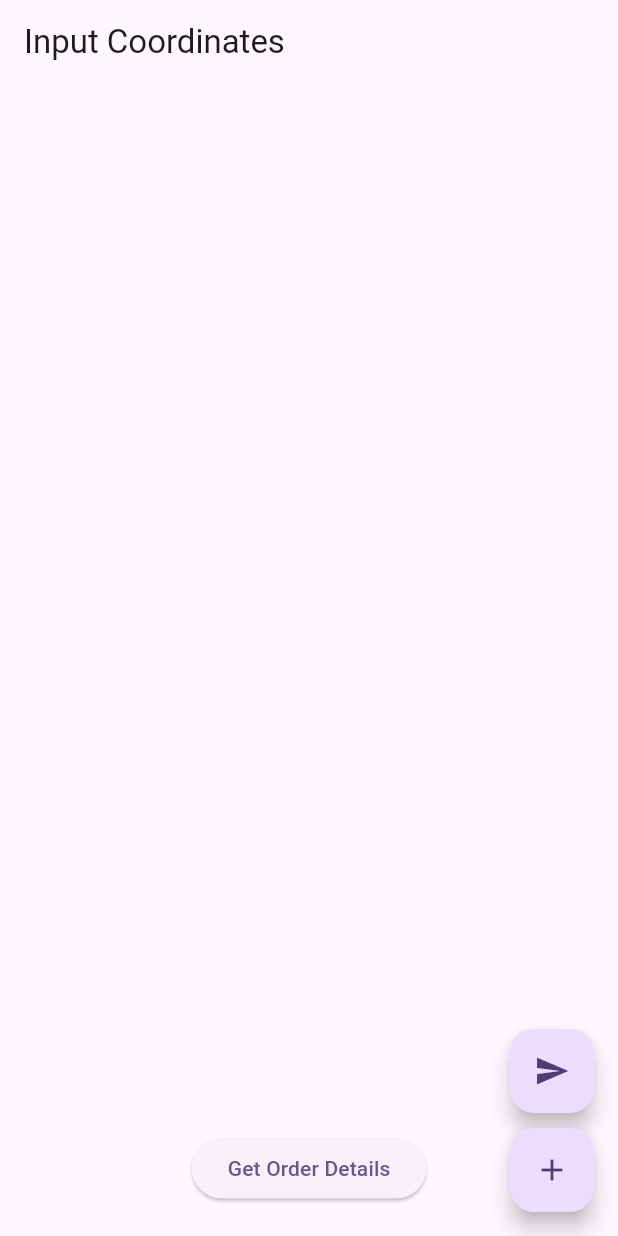
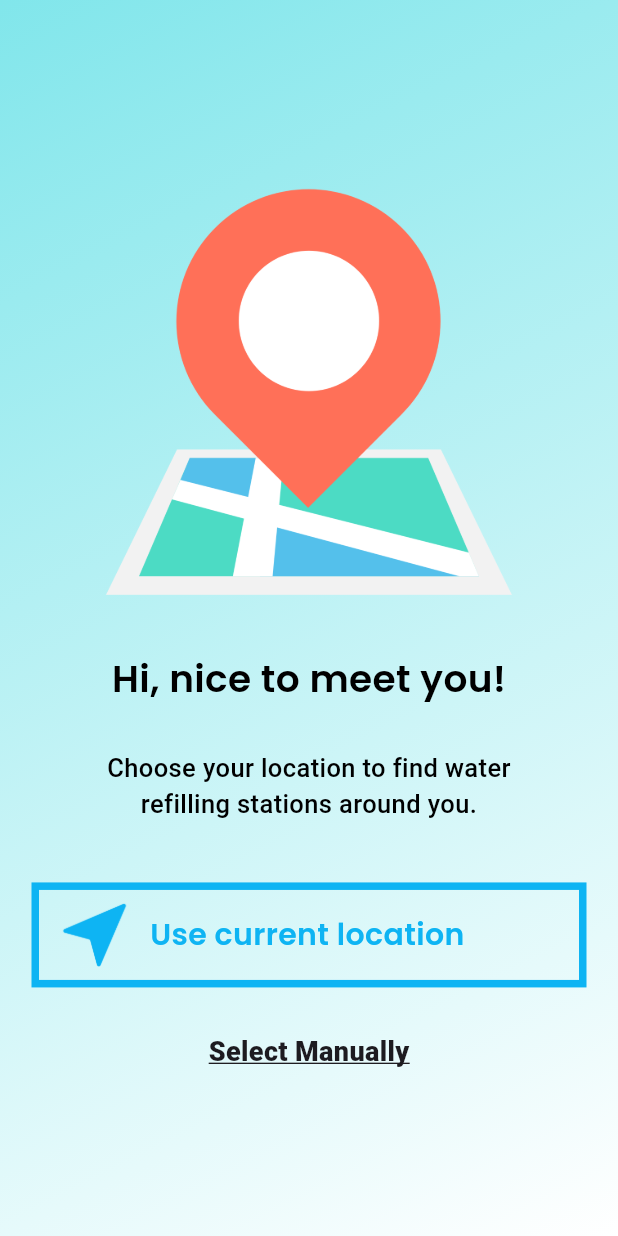
Before and after one commit to cifarisu/aquapro, a Flutter app: the screen it shows after launch, on a phone screen of 412 x 824 dp. Run offline on Flutter 3.47's test engine with Material 3 defaults, Android fonts, the phone set to English and light mode, and no system bars; our stand-ins replace cloud_firestore, datetime_picker_formfield, firebase_auth, firebase_core, flutter_svg, google_maps_flutter and 1 more; missing offline and left inert: flutter_polyline_points; accounts and stored records are empty; Roboto replaces fonts that are missing (Times New Roman).

Commit message:
added choose location page

```diff
--- a/lib/main.dart
+++ b/lib/main.dart
@@ -1,3 +1,4 @@
+import 'package:aquapro/pages/choose_location.dart';
 import 'package:aquapro/pages/front_page.dart';
 import 'package:aquapro/pages/home.dart';
 import 'package:aquapro/pages/login.dart';
@@ -49,7 +50,7 @@ class MyApp extends StatelessWidget {
           colorScheme: ColorScheme.fromSeed(seedColor: Colors.deepPurple),
           useMaterial3: true,
         ),
-        home: InputCoordinatesPage()
+        home: chooseLocation()
     );
   }
 }
--- /dev/null
+++ b/lib/pages/choose_location.dart
@@ -0,0 +1,125 @@
+// ignore_for_file: prefer_const_constructors
+
+import "package:aquapro/pages/home.dart";
+import "package:aquapro/pages/login.dart";
+import "package:aquapro/pages/signup.dart";
+import "package:aquapro/widget/widget_support.dart";
+import "package:flutter/material.dart";
+
+class chooseLocation extends StatefulWidget {
+  const chooseLocation({super.key});
+
+  @override
+  State<chooseLocation> createState() => _chooseLocationState();
+}
+
+class _chooseLocationState extends State<chooseLocation> {
+  @override
+  Widget build(BuildContext context) {
+    return Scaffold(
+      body: Container(
+        width: MediaQuery.of(context).size.width,
+        height: MediaQuery.of(context).size.height,
+        decoration: const BoxDecoration(
+          gradient: LinearGradient(
+              begin: Alignment.topLeft,
+              end: Alignment.bottomRight,
+              colors: [Color(0xff81e6eb), Color(0xffffffff)]),
+        ),
+        child: Column(
+          children: [
+            SizedBox(
+              height: 110,
+            ),
+            Center(
+                child: Image.asset(
+              "images/maps_icon.png",
+              width: MediaQuery.of(context).size.width / 1.4,
+              fit: BoxFit.cover,
+            )),
+            SizedBox(
+              height: 30,
+            ),
+            Text("Hi, nice to meet you!",
+                style: TextStyle(
+                    color: Colors.black,
+                    fontSize: 25.0,
+                    fontWeight: FontWeight.bold,
+                    fontFamily: 'Poppins')),
+            SizedBox(
+              height: 30,
+            ),
+            Text(
+              "Choose your location to find water \nrefilling stations around you.",
+              style: TextStyle(
+                color: Colors.black,
+                fontSize: 17.0,
+                fontWeight: FontWeight.w500,
+                fontFamily: 'Times New Roman',
+              ),
+              textAlign: TextAlign.center,
+              maxLines: 5,
+            ),
+            SizedBox(
+              height: 40,
+            ),
+            GestureDetector(
+              onTap: () {
+                Navigator.push(context,
+                    MaterialPageRoute(builder: (context) => const Home()));
+              },
+              child: Container(
+                padding: const EdgeInsets.symmetric(vertical: 8),
+                width: 370,
+                height: 70,
+                decoration: BoxDecoration(
+                    color: Color.fromARGB(0, 0, 0, 0),
+                    border: Border.all(
+                      width: 5,
+                      color: Color(0xff0EB4F3),
+                    )),
+                child: Center(
+                  child: Row(
+                    children: [
+                      SizedBox(
+                        width: 15,
+                      ),
+                      Container(
+                          child: Image.asset(
+                        "images/location_icon.png",
+                        fit: BoxFit.fitHeight,
+                      )),
+                      SizedBox(
+                        width: 15,
+                      ),
+                      Text("Use current location",
+                          style: TextStyle(
+                              color: Color(0xff0EB4F3),
+                              fontSize: 20.0,
+                              fontFamily: 'Poppins',
+                              fontWeight: FontWeight.bold)),
+                    ],
+                  ),
+                ),
+              ),
+            ),
+            SizedBox(
+              height: 30,
+            ),
+            GestureDetector(
+                onTap: () {
+                  Navigator.push(
+                      context, MaterialPageRoute(builder: (context) => Home()));
+                },
+                child: Text("Select Manually",
+                    style: TextStyle(
+                        fontSize: 18,
+                        decoration: TextDecoration.underline,
+                        fontWeight: FontWeight.w800,
+                        fontFamily: "Times New Roman"))),
+          ],
+        ),
+      ),
+    );
+  }
+}
```
Also changed, not shown: images/location_icon.png (added), images/maps_icon.png (added), lib/customer/cus_orders.dart (added), lib/customer/cus_profile.dart (added).
